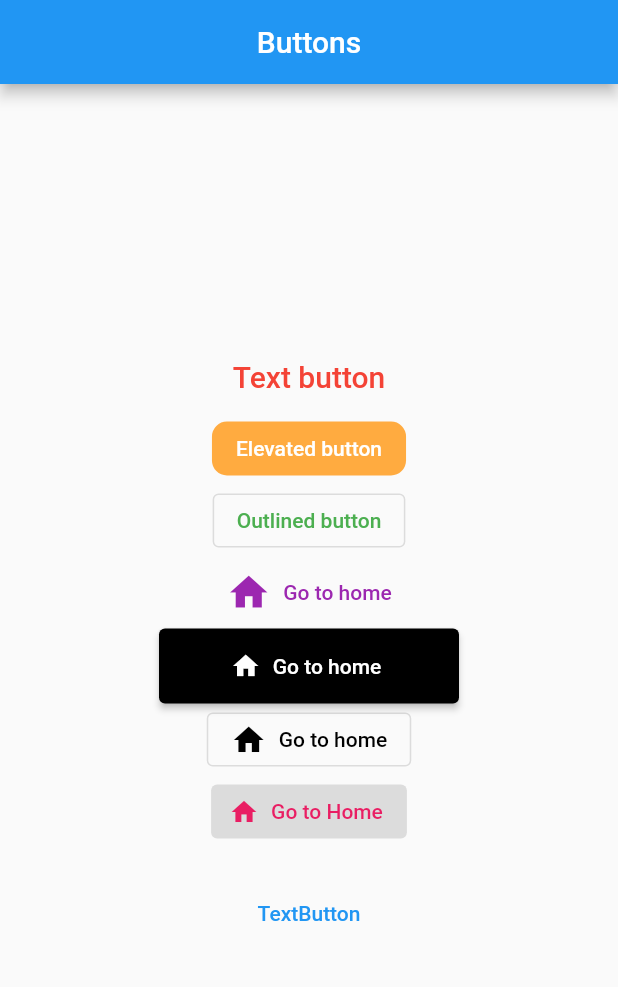
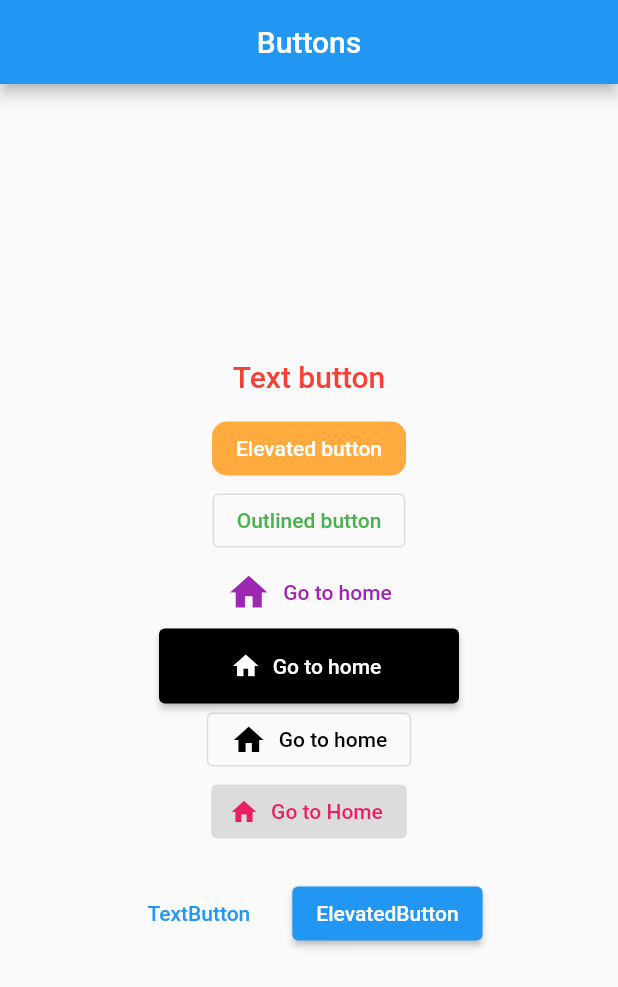
Before and after one commit to sdhong0609/flutter_practice, a Flutter app: the screen it shows after launch, on a phone screen of 412 x 824 dp. Shown: the top 987 px of the screen. Run offline on Flutter 3.47's test engine with Material 2 defaults, Android fonts, the phone set to English and light mode, and no system bars.

Commit message:
test commit2

```diff
--- a/lib/main.dart
+++ b/lib/main.dart
@@ -115,7 +115,7 @@ class MyButtons extends StatelessWidget {
               buttonPadding: EdgeInsets.all(20),
               children: [
                 TextButton(onPressed: () {}, child: Text("TextButton")),
-                // ElevatedButton(onPressed: () {}, child: Text("ElevatedButton"))
+                ElevatedButton(onPressed: () {}, child: Text("ElevatedButton"))
               ],
             )
           ],
```
